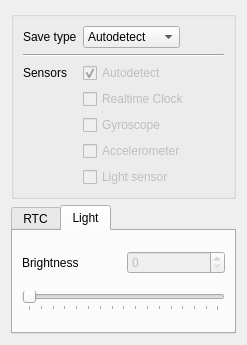
Old version of the form Libretro/mgba/src/platform/qt/GamePakView.ui in the repository kiddreads/Avalon-copy2.
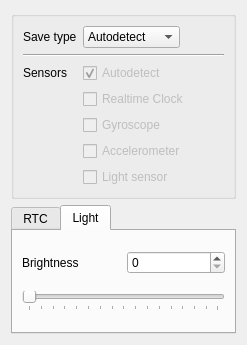
New version of the form. The open tabs and pages were chosen to show the change.

Commit message: Qt: Actually enable light sensor control widgets

```diff
--- a/Libretro/mgba/src/platform/qt/GamePakView.ui
+++ b/Libretro/mgba/src/platform/qt/GamePakView.ui
@@ -195,9 +195,6 @@
       <layout class="QGridLayout" name="gridLayout">
        <item row="0" column="1">
         <widget class="QSpinBox" name="lightSpin">
-         <property name="enabled">
-          <bool>false</bool>
-         </property>
          <property name="maximum">
           <number>255</number>
          </property>
```
Left out of the diff: 3 changed lines with no effect on the pictures.
